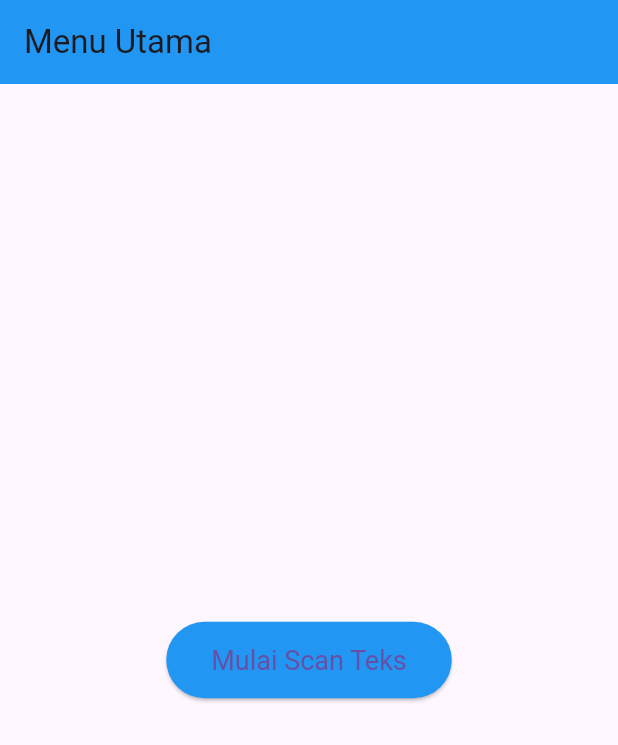
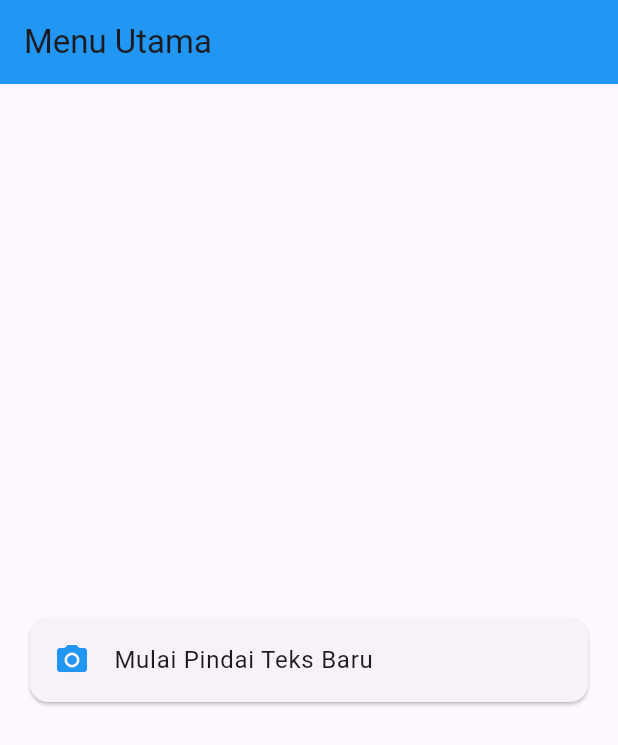
Before and after one commit to deanissa/ocr_sederhana, a Flutter app: the screen it shows after launch, on a phone screen of 412 x 824 dp. Shown: the top 745 px of the screen. Run offline on Flutter 3.47's test engine with Material 3 defaults, Android fonts, the phone set to English and light mode, and no system bars; our stand-ins replace camera; missing offline and left inert: google_mlkit_text_recognition.

Commit message:
UTS -no 1 Modifikasi Struktur Navigasi dan Aliran

```diff
--- a/lib/screens/home_screen.dart
+++ b/lib/screens/home_screen.dart
@@ -12,19 +12,19 @@ class HomeScreen extends StatelessWidget {
         backgroundColor: Colors.blue,
       ),
       body: Center(
-        child: ElevatedButton(
-          onPressed: () {
-            Navigator.push(
-              context,
-              MaterialPageRoute(builder: (_) => const ScanScreen()),
-            );
-          },
-          style: ElevatedButton.styleFrom(
-            backgroundColor: Colors.blue,
-            padding: const EdgeInsets.symmetric(horizontal: 30, vertical: 15),
-            textStyle: const TextStyle(fontSize: 18),
+        child: Card(
+          margin: const EdgeInsets.all(20),
+          //Modifikasi menjadi ListTile
+          child: ListTile(
+            leading: const Icon(Icons.camera_alt, color: Colors.blue),
+            title: const Text('Mulai Pindai Teks Baru'),
+            onTap: () {
+              Navigator.push(
+                context,
+                MaterialPageRoute(builder: (_) => const ScanScreen()),
+              );
+            },
           ),
-          child: const Text('Mulai Scan Teks'),
         ),
       ),
     );
```
Also changed, not shown: lib/screens/result_screen.dart (+15 -1 lines).
